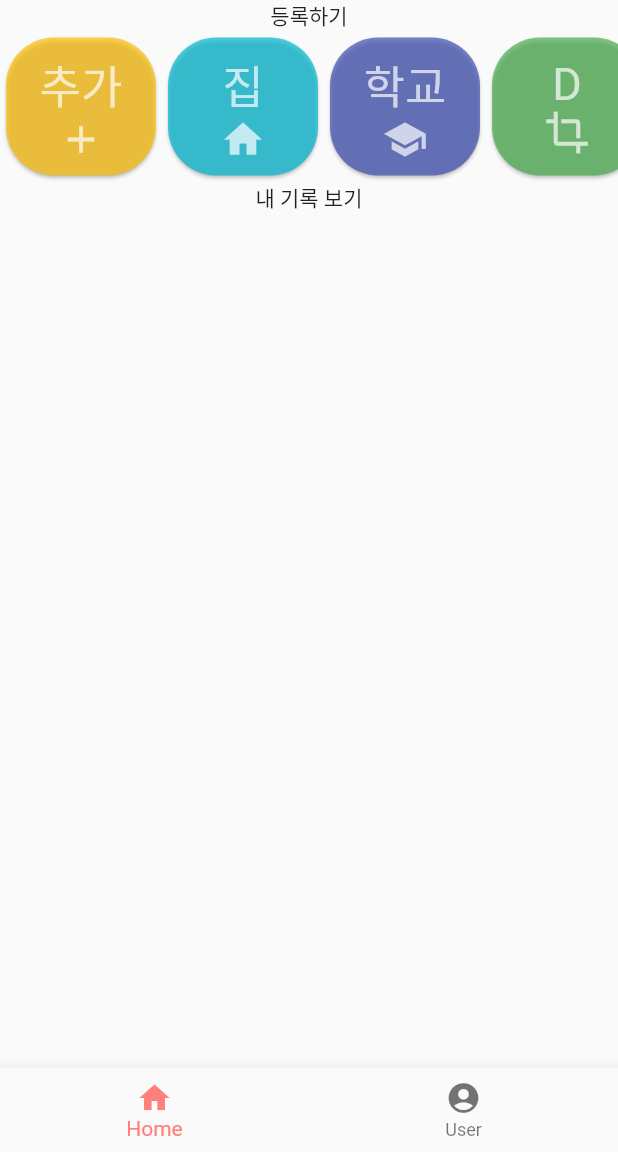
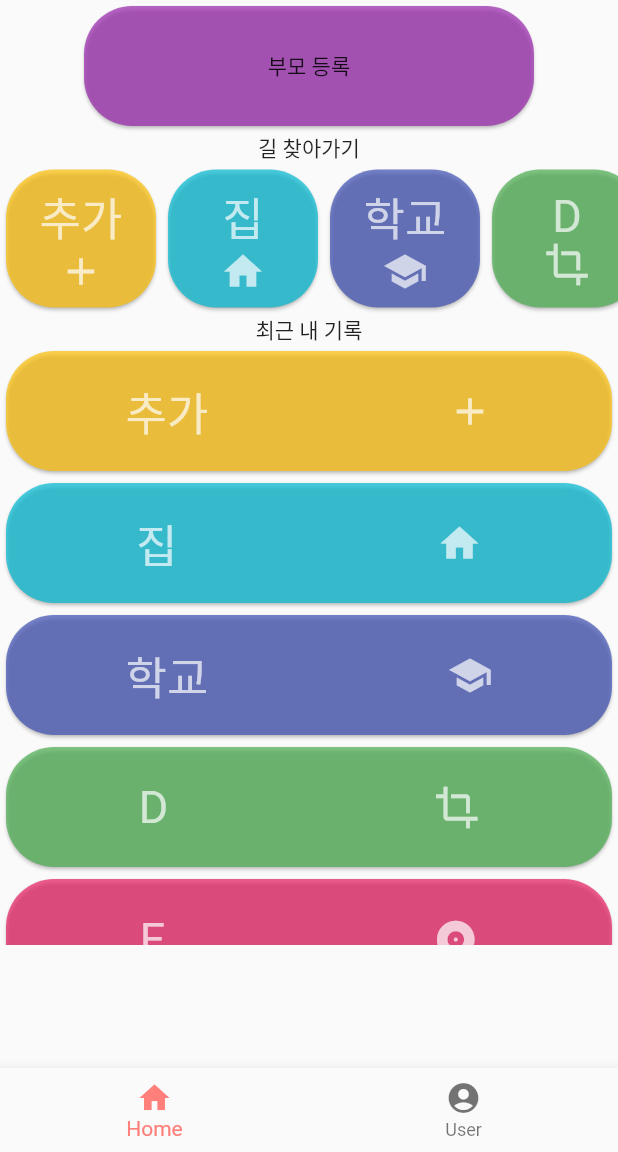
Before and after one commit to 2022-solution-challenge/PDG-fe-study-sy, a Flutter app: the screen it shows after launch, on a phone screen of 412 x 824 dp, the part 84-1236 px from its top. Run offline on Flutter 3.47's test engine with Material 2 defaults, Android fonts, the phone set to English and light mode, and no system bars.

Commit message:
Add : Main Layout Frame

```diff
--- a/flutter_test_app/lib/home/home-page.dart
+++ b/flutter_test_app/lib/home/home-page.dart
@@ -1,7 +1,8 @@
 import 'package:flutter/material.dart';
-import '../demo-card.dart';
-import '../items.dart';
-
+import 'demo-card.dart';
+import 'items.dart';
+import 'record-holder.dart';
+import 'record.dart';
 
 class HomePage extends StatelessWidget {
   const HomePage({Key? key}) : super(key: key);
@@ -17,20 +18,44 @@ class HomePage extends StatelessWidget {
 }
 
 Widget _signUpParents() {
-  return Text('등록하기');
+  return Card(
+    shape: RoundedRectangleBorder(borderRadius: BorderRadius.circular(32)),
+    color: Colors.purple.withOpacity(.7),
+    child:Container(
+            constraints: BoxConstraints.expand(height: 80, width: 300),
+            child: Center(
+      child: Text('부모 등록'),
+    ))
+  );
 }
 
 Widget _whereToGo() {
   List<DemoCard> _cards = items.map((Item _item) => DemoCard(_item)).toList();
 
-  return Stack(alignment: AlignmentDirectional.topStart, children: <Widget>[
-    SizedBox(
-      height: 100, // constrain height
-      child: ListView(scrollDirection: Axis.horizontal, children: _cards),
-    )
-  ]);
+  return Container(
+      child: Column(children: <Widget>[
+    Text('길 찾아가기'),
+    Stack(alignment: AlignmentDirectional.topStart, children: <Widget>[
+      SizedBox(
+        height: 100, // constrain height
+        child: ListView(scrollDirection: Axis.horizontal, children: _cards),
+      )
+    ])
+  ]));
 }
 
 Widget _myRecords() {
-  return Text('내 기록 보기');
+  List<MyRecord> _records =
+      records.map((Record _record) => MyRecord(_record)).toList();
+
+  return Container(
+      child: Column(children: <Widget>[
+    Text('최근 내 기록'),
+    Stack(alignment: AlignmentDirectional.topStart, children: <Widget>[
+      SizedBox(
+        height: 400, // constrain height
+        child: ListView(scrollDirection: Axis.vertical, children: _records),
+      )
+    ])
+  ]));
 }
--- /dev/null
+++ b/flutter_test_app/lib/home/record-holder.dart
@@ -0,0 +1,36 @@
+import 'package:flutter/material.dart';
+import 'record.dart';
+
+class MyRecord extends StatelessWidget {
+  MyRecord(this.item);
+  final Record item;
+
+  // static final Shadow _shadow =
+  //     Shadow(offset: Offset(2.0, 2.0), color: Colors.black26);
+  final TextStyle _style = TextStyle(color: Colors.white70);
+
+  @override
+  Widget build(BuildContext context) {
+    return Card(
+        shape: RoundedRectangleBorder(
+            borderRadius: BorderRadius.circular(32)),
+        color: item.color.withOpacity(.7),
+        child: Container(
+            constraints: BoxConstraints.expand(height: 80, width: 100),
+            child: RawMaterialButton(
+              onPressed: () {},
+              child: Column(
+                mainAxisAlignment: MainAxisAlignment.spaceAround,
+                crossAxisAlignment: CrossAxisAlignment.stretch,
+                children: <Widget>[
+                  Row(
+                      mainAxisAlignment: MainAxisAlignment.spaceAround,
+                      children: <Widget>[
+                        Text(item.name, style: _style.copyWith(fontSize: 30)),
+                        Icon(item.icon, color: Colors.white70, size: 30),
+                      ])
+                ],
+              ),
+            )));
+  }
+}
--- /dev/null
+++ b/flutter_test_app/lib/home/record.dart
@@ -0,0 +1,18 @@
+import 'package:flutter/material.dart';
+
+class Record {
+	String name;
+	String description;
+	MaterialColor color;
+	IconData icon;
+	Record(this.name, this.description, this.color, this.icon);
+}
+
+List<Record> records = [
+	Record('추가', "Something cool", Colors.amber, Icons.add),
+	Record('집', "Hey, why not?", Colors.cyan, Icons.home),
+	Record('학교', "This might be OK", Colors.indigo, Icons.school),
+	Record('D', "Totally awesome", Colors.green, Icons.crop),
+	Record('E', "Rockin out", Colors.pink, Icons.album),
+	Record('F', "Take a look", Colors.blue, Icons.adb)
+];
```
Also changed, not shown: flutter_test_app/lib/home/demo-card.dart (renamed from flutter_test_app/lib/demo-card.dart), flutter_test_app/lib/home/items.dart (renamed from flutter_test_app/lib/items.dart), flutter_test_app/lib/record-holder.dart (deleted).
